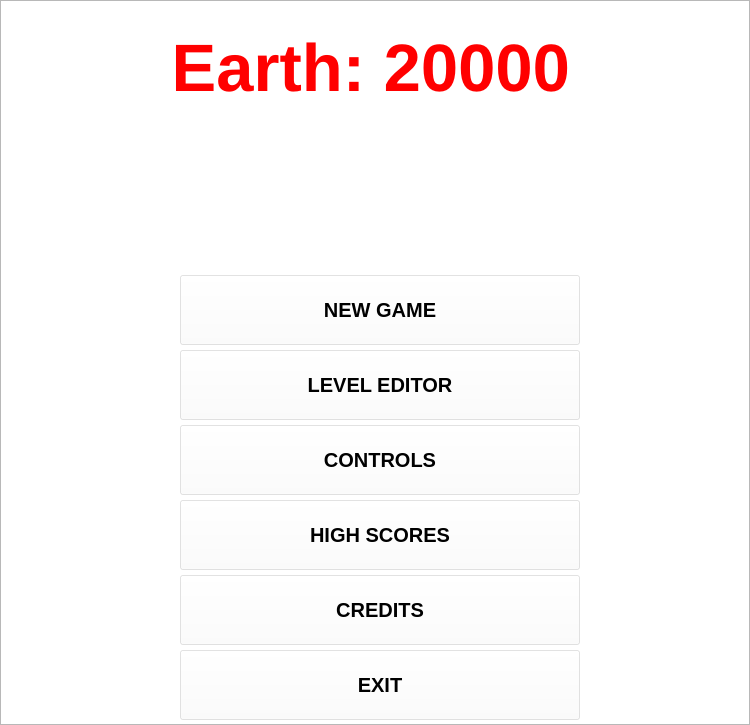
Above: form.ui from manpreetkohli/earth20000 before the change. Below: the same form after it.
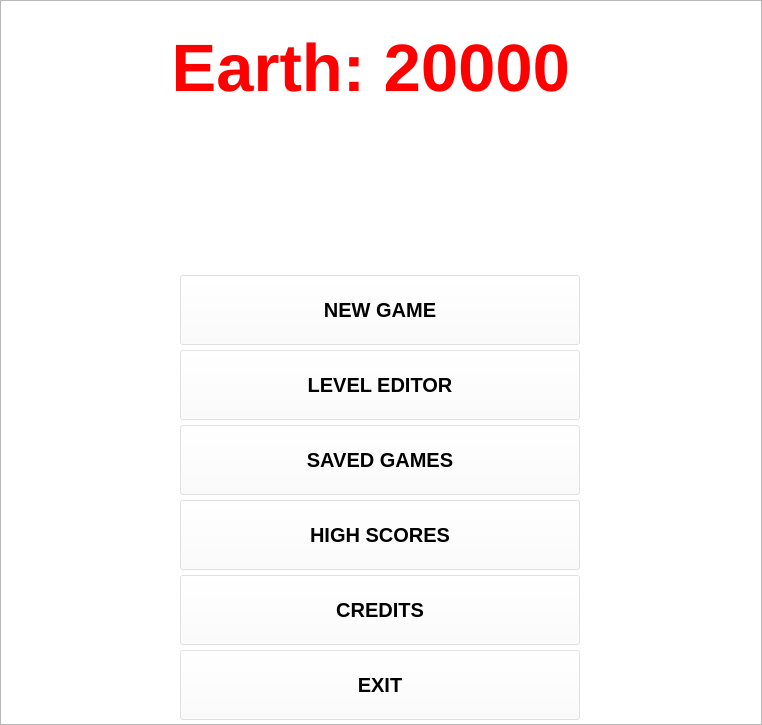
That is the form after the change. Icons and pictures are not drawn.

Commit message:
save game functionality implemented. However, only one game can be loaded right now (the last save).
Updated background image (size changed)

New buttons in the ui

```diff
--- a/form.ui
+++ b/form.ui
@@ -6,19 +6,19 @@
    <rect>
     <x>0</x>
     <y>0</y>
-    <width>750</width>
+    <width>762</width>
     <height>725</height>
    </rect>
   </property>
   <property name="minimumSize">
    <size>
-    <width>750</width>
+    <width>762</width>
     <height>725</height>
    </size>
   </property>
   <property name="maximumSize">
    <size>
-    <width>750</width>
+    <width>762</width>
     <height>725</height>
    </size>
   </property>
@@ -33,7 +33,7 @@
     <rect>
      <x>0</x>
      <y>0</y>
-     <width>750</width>
+     <width>762</width>
      <height>725</height>
     </rect>
    </property>
@@ -142,7 +142,7 @@
     <string>background-color: rgba(255, 255, 255, 100);</string>
    </property>
    <property name="text">
-    <string>CONTROLS</string>
+    <string>SAVED GAMES</string>
    </property>
   </widget>
   <widget class="QPushButton" name="highScores">
```
Left out of the diff: 2 changed lines with no effect on the pictures. The commit also changes 10 other files.
